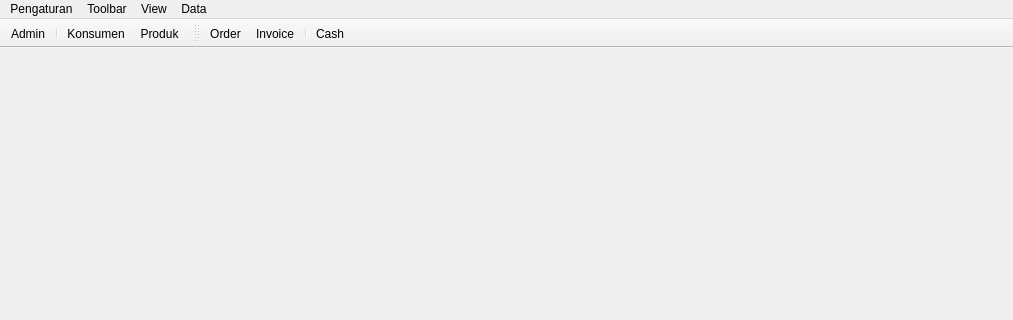
Qt form src/mainwindow/mainwindow.ui (AyahnaSyahid/LazyMins) before a commit; both pictures show x 0 to 1013 and y 0 to 320 of the 1013 by 600 pixel window.
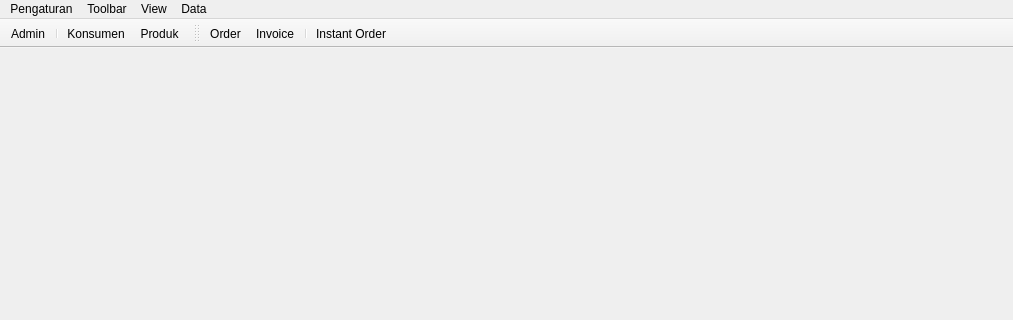
The same form after that commit. Icons and pictures are not drawn.

Patch:
```diff
--- a/src/mainwindow/mainwindow.ui
+++ b/src/mainwindow/mainwindow.ui
@@ -193,7 +193,7 @@
      <normaloff>:/svg/svg/cash-flow.svg</normaloff>:/svg/svg/cash-flow.svg</iconset>
    </property>
    <property name="text">
-    <string>Cash</string>
+    <string>Instant Order</string>
    </property>
    <property name="toolTip">
     <string>Cash-Flow</string>
```
Left out of the diff: 2 changed lines with no effect on the pictures.
